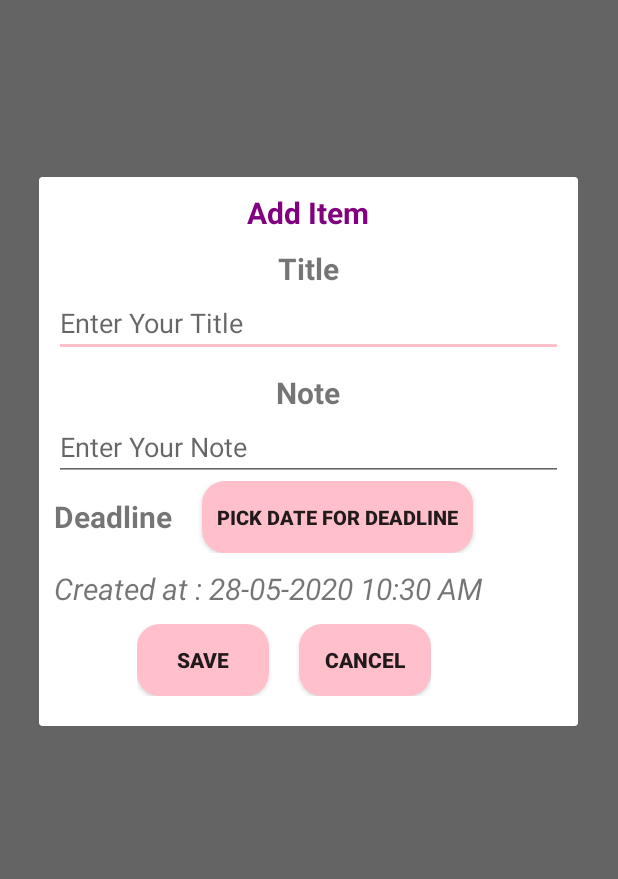
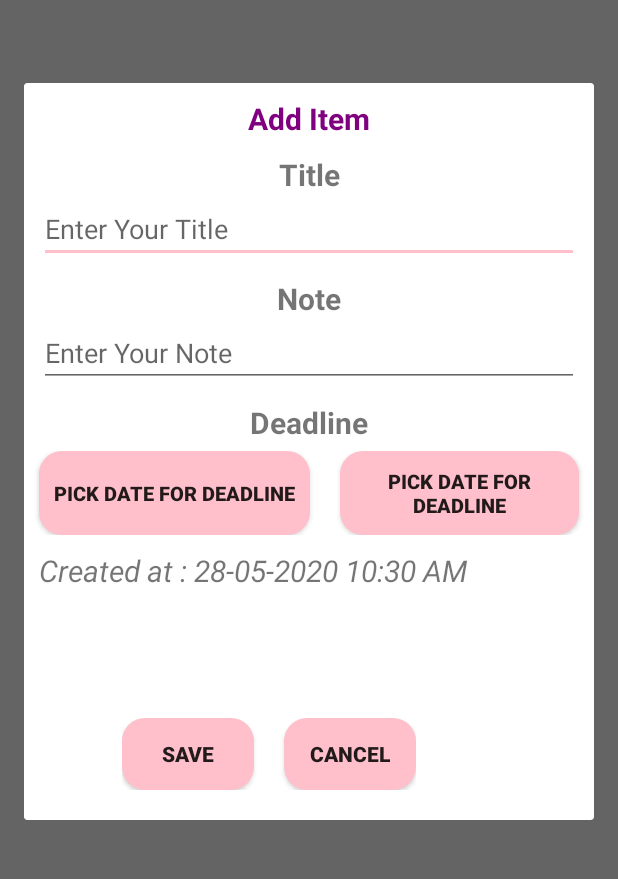
Before and after one commit to rofifahnurul/Tugas-App-toDoList, an Android app: the screen it shows after launch (MainActivity), after a tap on "Add", on a phone screen of 412 x 824 dp, the part 166-1045 px from its top. Run offline under Robolectric (Android 15) with nearby library versions, the phone set to English and light mode, and no system bars; our stand-ins replace Room's generated code.

Commit message:
Fix Bug in Month Deadline

```diff
--- a/ToDo-List/app/src/main/java/id/ac/unhas/todolist/main/MainActivity.kt
+++ b/ToDo-List/app/src/main/java/id/ac/unhas/todolist/main/MainActivity.kt
@@ -67,7 +67,7 @@ class MainActivity : AppCompatActivity() {
         val note = view.findViewById<TextView>(R.id.addNote)
         val title = view.findViewById<TextView>(R.id.addTittle)
         val dateCreate = view.findViewById<TextView>(R.id.addDate)
-        val deadline = view.findViewById<TextView>(R.id.addDeadline)
+        val deadline = view.findViewById<TextView>(R.id.addDateDeadline)
 
         val saveBtn = view.findViewById<Button>(R.id.saveBtn)
         val cancelBtn = view.findViewById<Button>(R.id.cancelBtn)
@@ -78,33 +78,34 @@ class MainActivity : AppCompatActivity() {
         dateCreate.setText("Created at : $date")
 
         //Date Picker
-        val deadlineBtn = view.findViewById<Button>(R.id.addDeadline)
+        val deadlineBtn = view.findViewById<Button>(R.id.dateDeadline)
         deadlineBtn.setOnClickListener {
             val year = calendar.get(Calendar.YEAR)
             val month = calendar.get(Calendar.MONTH)
-            val day = calendar.get(Calendar.DAY_OF_MONTH)
+            var day = calendar.get(Calendar.DAY_OF_MONTH)
             val hour = calendar.get(Calendar.HOUR)
             val minute = calendar.get(Calendar.MINUTE)
             val dpd = DatePickerDialog(this, DatePickerDialog.OnDateSetListener {
                     view, year, month, day ->
-
-                // Display Selected date in TextView
-                //deadline.setText("Deadline at : " +day+ " " +month+ " " + year)
+                val monthFix = month + 1
+                deadline.setText("Deadline at : "+day+","+monthFix+" "+year)
             }, year, month, day)
             dpd.show()
-            var setYear = year
-            var setMonth = month
-            var setDay = day
 
+            /*
             val tpd = TimePickerDialog(this, TimePickerDialog.OnTimeSetListener{
                 timepicker,hour, minute ->
 
             }, hour, minute,false)
             DateFormat.is24HourFormat(this)
             tpd.show()
-            val setHour = hour
-            val setMinute = minute
-            deadline.setText("Deadline at : "+setDay+" "+setMonth+" "+setYear+" "+setHour+ " "+setMinute+" ")
+
+            var setHour = hour
+            var setMinute = minute
+            */
+
+
+            //deadline.setText("Deadline at : "+setDay+" "+setMonth+" "+setYear+" Time : "+setHour+ ":"+setMinute+" ")
 
         }
 
@@ -176,13 +177,6 @@ class MainActivity : AppCompatActivity() {
         editTitle.setText(toDoList.toDoList)
         editNote.setText(toDoList.note)
 
-        /*
-        val editText = EditText(applicationContext)
-        editText.setText(toDoList.toDoList)
-
-        alert.setTitle("Edit Your To Do List")
-        alert.setView(editText)
-*/
         editBtn.setOnClickListener {
             toDoList.note = editNote.text.toString()
             toDoList.toDoList = editTitle.text.toString()
--- a/ToDo-List/app/src/main/res/layout/add_layout.xml
+++ b/ToDo-List/app/src/main/res/layout/add_layout.xml
@@ -53,20 +53,22 @@
         android:layout_height="match_parent"
         android:hint="@string/hintNote"
         android:id="@+id/addNote"/>
-    <LinearLayout
-        android:layout_width="wrap_content"
-        android:layout_height="match_parent"
-        android:orientation="horizontal">
-
     <TextView
         android:layout_width="match_parent"
-        android:layout_height="match_parent"
+        android:layout_height="wrap_content"
         android:layout_marginTop="10dp"
         android:textSize="20sp"
         android:textStyle="bold"
         android:layout_marginStart="10dp"
         android:layout_marginEnd="10dp"
-        android:text="@string/Deadline" />
+        android:text="@string/Deadline"
+        android:textAlignment="center"/>
+    <LinearLayout
+        android:layout_width="wrap_content"
+        android:layout_height="match_parent"
+        android:layout_marginTop="5dp"
+        android:orientation="horizontal">
+
 
     <Button
         android:layout_width="wrap_content"
@@ -79,7 +81,19 @@
         android:textStyle="bold"
         android:paddingStart="10dp"
         android:paddingEnd="10dp"
-        android:id="@+id/addDeadline"/>
+        android:id="@+id/dateDeadline"/>
+        <Button
+            android:layout_width="wrap_content"
+            android:layout_marginStart="10dp"
+            android:layout_marginEnd="10dp"
+            android:layout_height="match_parent"
+            android:text="@string/addDeadline"
+            android:background="@drawable/rounded"
+            android:textSize="13sp"
+            android:textStyle="bold"
+            android:paddingStart="10dp"
+            android:paddingEnd="10dp"
+            android:id="@+id/timeDeadline"/>
     </LinearLayout>
 
     <TextView
@@ -92,6 +106,26 @@
         android:layout_marginEnd="10dp"
         android:id="@+id/addDate"
         android:text="@string/addDate" />
+
+    <TextView
+        android:layout_width="match_parent"
+        android:layout_height="wrap_content"
+        android:layout_marginTop="10dp"
+        android:textSize="20sp"
+        android:textStyle="italic"
+        android:layout_marginStart="10dp"
+        android:layout_marginEnd="10dp"
+        android:id="@+id/addDateDeadline"/>
+
+    <TextView
+        android:layout_width="match_parent"
+        android:layout_height="wrap_content"
+        android:layout_marginTop="10dp"
+        android:textSize="20sp"
+        android:textStyle="italic"
+        android:layout_marginStart="10dp"
+        android:layout_marginEnd="10dp"
+        android:id="@+id/addTimeDeadline" />
 
     <LinearLayout
         android:layout_width="wrap_content"
--- a/ToDo-List/app/src/main/res/values/strings.xml
+++ b/ToDo-List/app/src/main/res/values/strings.xml
@@ -16,4 +16,5 @@
     <string name="editAlert">Edit Item</string>
     <string name="Deadline">Deadline</string>
     <string name="addDeadline">Pick Date for Deadline</string>
+
 </resources>
```
